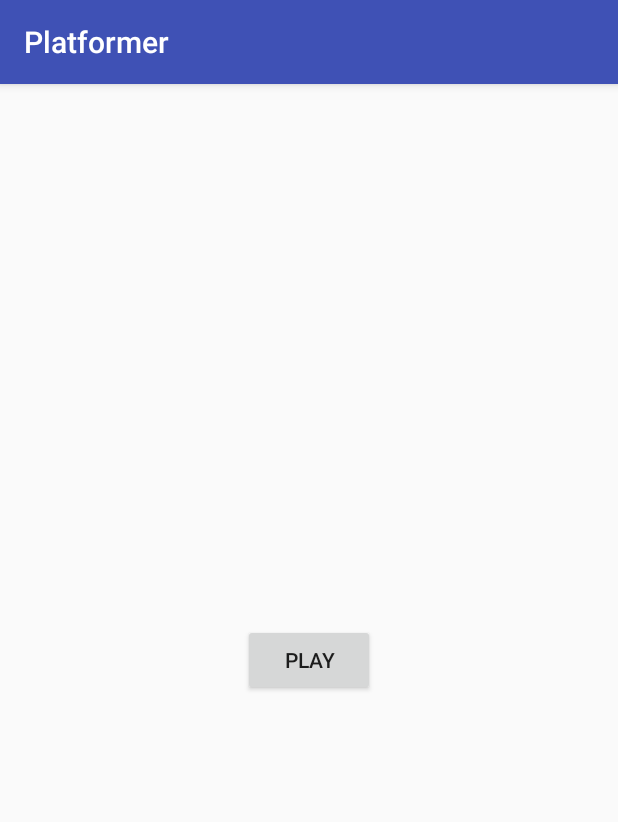
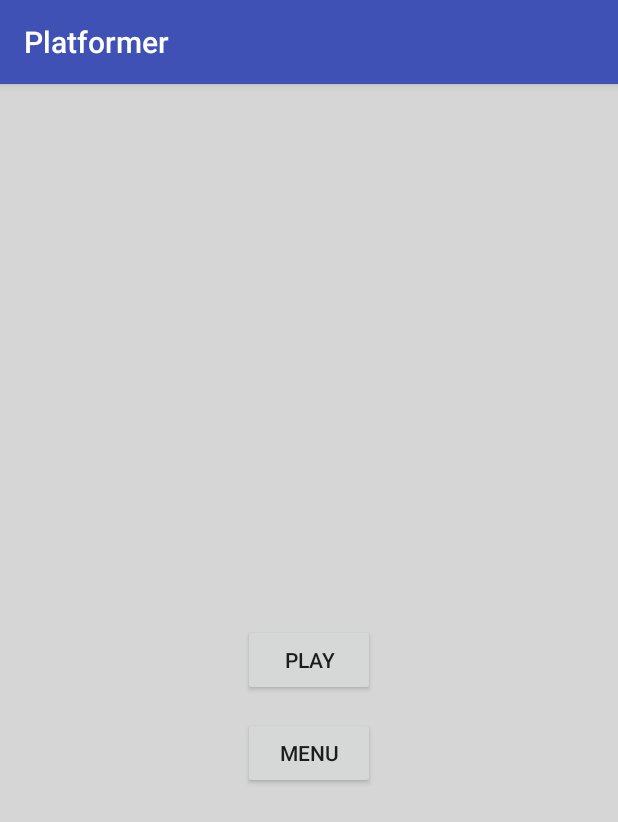
Before and after one commit to Gus7/Platformer, an Android app: the screen it shows after launch (FirstSplash), on a phone screen of 412 x 824 dp. Shown: the top 822 px of the screen. Run offline under Robolectric (Android 15) with nearby library versions, the phone set to English and light mode, and no system bars.

Commit message:
Start edding menu

```diff
--- a/app/src/main/AndroidManifest.xml
+++ b/app/src/main/AndroidManifest.xml
@@ -23,7 +23,8 @@
             android:name="com.google.android.gms.version"
             android:value="@integer/google_play_services_version" />
 
-        <activity android:name=".MainActivity"></activity>
+        <activity android:name=".MainActivity" />
+        <activity android:name=".MenuActivity"/>
     </application>
 
 </manifest>
--- a/app/src/main/java/samsung/itschool/nick/platformer/FirstSplashDraw.java
+++ b/app/src/main/java/samsung/itschool/nick/platformer/FirstSplashDraw.java
@@ -5,6 +5,7 @@ import android.graphics.Bitmap;
 import android.graphics.BitmapFactory;
 import android.graphics.Canvas;
 import android.graphics.Paint;
+import android.graphics.RectF;
 import android.util.AttributeSet;
 import android.view.View;
 
@@ -17,11 +18,11 @@ public class FirstSplashDraw extends View{
         super(context, attrs);
 
     }
-    Bitmap pic = BitmapFactory.decodeResource(getContext().getResources(), R.drawable.hero);
+    Bitmap pic = BitmapFactory.decodeResource(getContext().getResources(), R.drawable.firstbackground);
     Paint paint = new Paint();
     @Override
     public void onDraw(Canvas canvas){
-
-        canvas.drawBitmap(pic, 0, 0,paint);
+        RectF rectF = new RectF(0,0,canvas.getWidth(),canvas.getHeight());
+        canvas.drawBitmap(pic, null, rectF ,paint);
     }
 }
--- a/app/src/main/res/layout/first_splash.xml
+++ b/app/src/main/res/layout/first_splash.xml
@@ -4,10 +4,7 @@
     android:id="@+id/first_splash"
     android:layout_width="match_parent"
     android:layout_height="match_parent"
-    android:paddingBottom="@dimen/activity_vertical_margin"
-    android:paddingLeft="@dimen/activity_horizontal_margin"
-    android:paddingRight="@dimen/activity_horizontal_margin"
-    android:paddingTop="@dimen/activity_vertical_margin"
+
     android:orientation="horizontal"
     tools:context="samsung.itschool.nick.platformer.FirstSplash">
 
@@ -18,4 +15,25 @@
         android:layout_centerVertical="true"
         android:layout_centerHorizontal="true"
         android:id="@+id/button" />
+
+    <Button
+        android:text="Menu"
+        android:layout_width="wrap_content"
+        android:layout_height="wrap_content"
+        android:id="@+id/butMenu"
+        android:layout_below="@+id/button"
+        android:layout_alignLeft="@+id/button"
+        android:layout_alignStart="@+id/button"
+        android:layout_marginTop="14dp" />
+
+    <samsung.itschool.nick.platformer.FirstSplashDraw
+
+
+        android:layout_width="wrap_content"
+        android:layout_height="wrap_content"
+        android:id="@+id/view2"
+        android:layout_alignParentTop="true"
+        android:layout_alignParentLeft="true"
+        android:layout_alignParentStart="true" />
+
 </RelativeLayout>
```
Also changed, not shown: app/src/main/java/samsung/itschool/nick/platformer/FirstSplash.java (+16 -2 lines), app/src/main/java/samsung/itschool/nick/platformer/MenuActivity.java (added, +23 -0 lines), app/src/main/java/samsung/itschool/nick/platformer/MenuActivityDraw.java (added, +9 -0 lines), app/src/main/java/samsung/itschool/nick/platformer/SuperAdapter.java (added, +43 -0 lines), app/src/main/res/layout/activity_menu.xml (added, +34 -0 lines).
